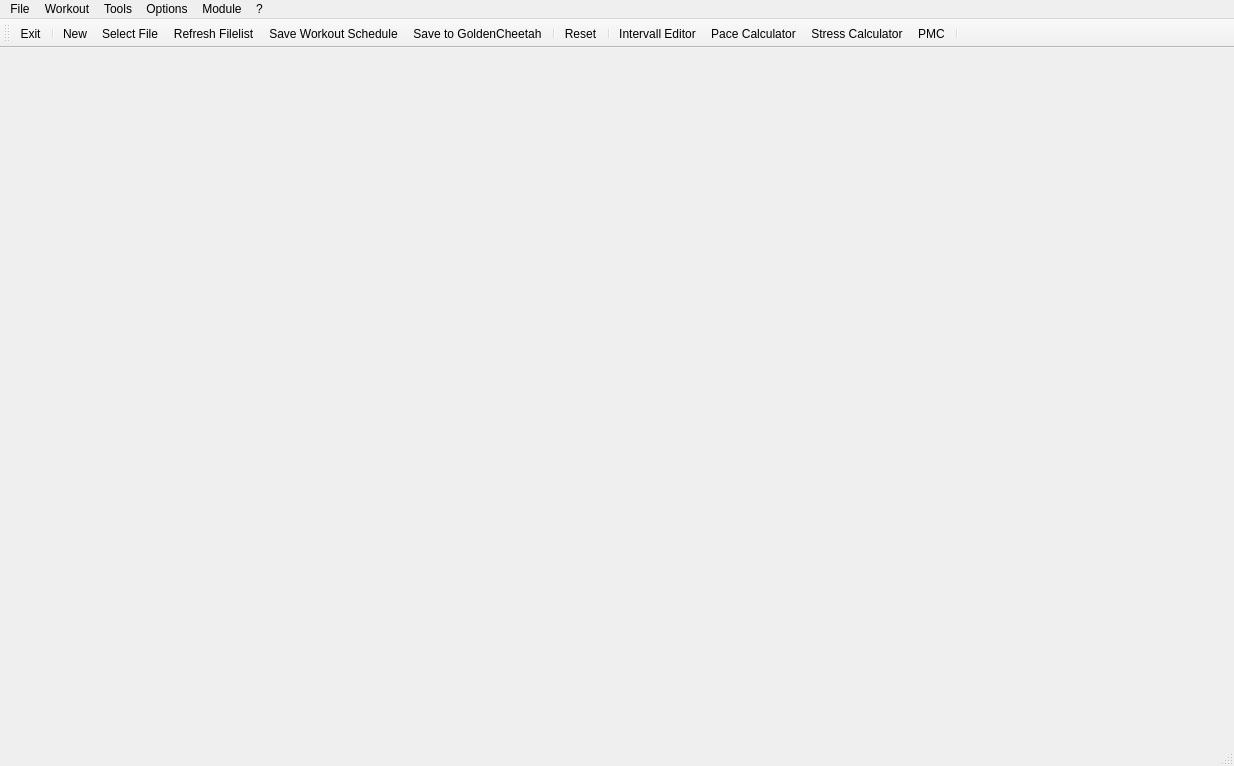
The window that mainwindow.ui (Tria-Andy/WorkoutEditor) describes before a commit, drawn with Qt 5.
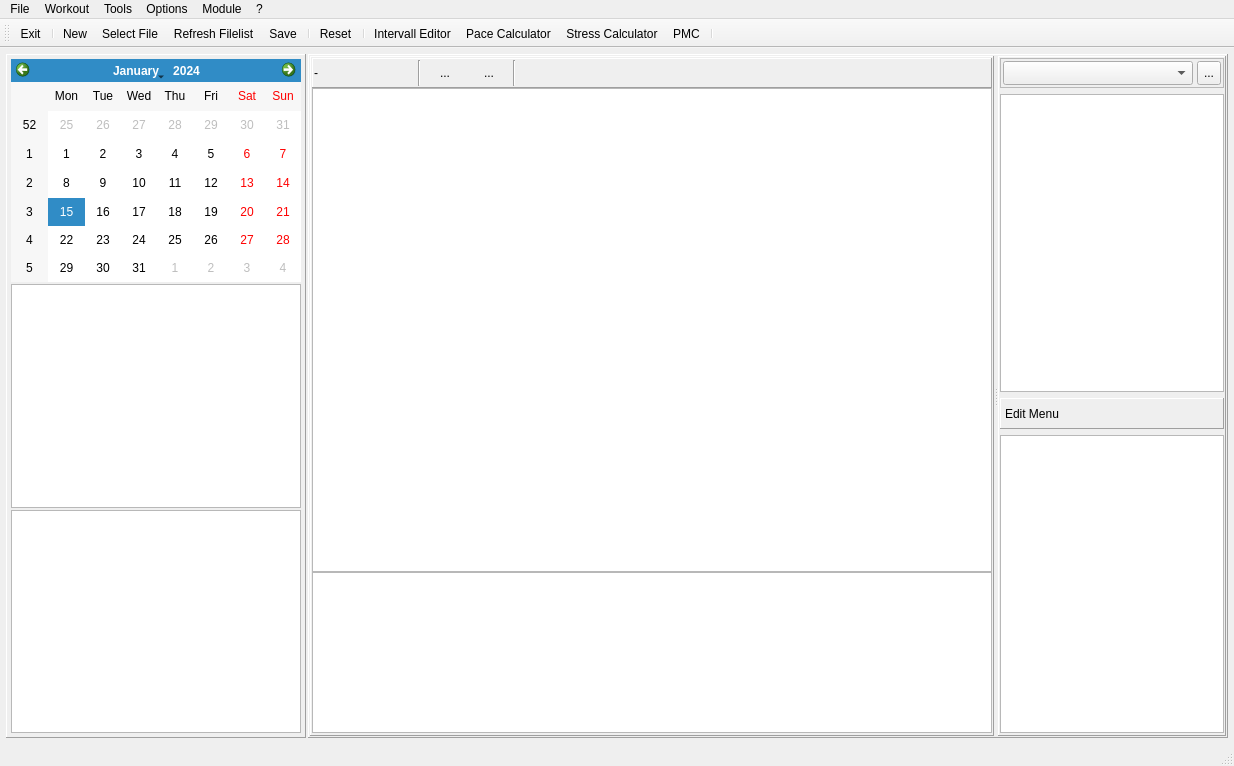
The same window after the commit. The open tabs and pages were chosen to show the change. Icons and pictures are not drawn. Custom widgets are drawn as their Qt base class.

Patch:
```diff
--- a/mainwindow.ui
+++ b/mainwindow.ui
@@ -1690,7 +1690,509 @@
         </item>
        </layout>
       </widget>
-      <widget class="QWidget" name="food"/>
+      <widget class="QWidget" name="food">
+       <layout class="QHBoxLayout" name="horizontalLayout_4">
+        <property name="spacing">
+         <number>2</number>
+        </property>
+        <property name="leftMargin">
+         <number>1</number>
+        </property>
+        <property name="topMargin">
+         <number>1</number>
+        </property>
+        <property name="rightMargin">
+         <number>1</number>
+        </property>
+        <property name="bottomMargin">
+         <number>1</number>
+        </property>
+        <item>
+         <widget class="QFrame" name="frameFoodInfo">
+          <property name="sizePolicy">
+           <sizepolicy hsizetype="Preferred" vsizetype="Preferred">
+            <horstretch>1</horstretch>
+            <verstretch>0</verstretch>
+           </sizepolicy>
+          </property>
+          <property name="minimumSize">
+           <size>
+            <width>300</width>
+            <height>0</height>
+           </size>
+          </property>
+          <property name="maximumSize">
+           <size>
+            <width>300</width>
+            <height>16777215</height>
+           </size>
+          </property>
+          <property name="frameShape">
+           <enum>QFrame::Panel</enum>
+          </property>
+          <property name="frameShadow">
+           <enum>QFrame::Raised</enum>
+          </property>
+          <layout class="QVBoxLayout" name="verticalLayout_6">
+           <property name="spacing">
+            <number>2</number>
+           </property>
+           <property name="leftMargin">
+            <number>4</number>
+           </property>
+           <property name="topMargin">
+            <number>4</number>
+           </property>
+           <property name="rightMargin">
+            <number>4</number>
+           </property>
+           <property name="bottomMargin">
+            <number>4</number>
+           </property>
+           <item>
+            <widget class="QCalendarWidget" name="calendarWidget_Food">
+             <property name="minimumSize">
+              <size>
+               <width>250</width>
+               <height>200</height>
+              </size>
+             </property>
+             <property name="gridVisible">
+              <bool>false</bool>
+             </property>
+            </widget>
+           </item>
+           <item>
+            <widget class="QTableView" name="tableView_weekSum"/>
+           </item>
+           <item>
+            <widget class="QListView" name="listView_weekPlans"/>
+           </item>
+          </layout>
+         </widget>
+        </item>
+        <item>
+         <widget class="QFrame" name="frameFoodMain">
+          <property name="sizePolicy">
+           <sizepolicy hsizetype="Preferred" vsizetype="Preferred">
+            <horstretch>3</horstretch>
+            <verstretch>0</verstretch>
+           </sizepolicy>
+          </property>
+          <property name="frameShape">
+           <enum>QFrame::Panel</enum>
+          </property>
+          <property name="frameShadow">
+           <enum>QFrame::Raised</enum>
+          </property>
+          <layout class="QHBoxLayout" name="horizontalLayout_10">
+           <property name="spacing">
+            <number>2</number>
+           </property>
+           <property name="leftMargin">
+            <number>1</number>
+           </property>
+           <property name="topMargin">
+            <number>1</number>
+           </property>
+           <property name="rightMargin">
+            <number>1</number>
+           </property>
+           <property name="bottomMargin">
+            <number>1</number>
+           </property>
+           <item>
+            <widget class="QSplitter" name="splitter">
+             <property name="orientation">
+              <enum>Qt::Horizontal</enum>
+             </property>
+             <widget class="QFrame" name="frameFoodWeek">
+              <property name="sizePolicy">
+               <sizepolicy hsizetype="Preferred" vsizetype="Preferred">
+                <horstretch>3</horstretch>
+                <verstretch>0</verstretch>
+               </sizepolicy>
+              </property>
+              <property name="minimumSize">
+               <size>
+                <width>600</width>
+                <height>0</height>
+               </size>
+              </property>
+              <property name="frameShape">
+               <enum>QFrame::Panel</enum>
+              </property>
+              <property name="frameShadow">
+               <enum>QFrame::Raised</enum>
+              </property>
+              <layout class="QVBoxLayout" name="verticalLayout_12">
+               <property name="spacing">
+                <number>0</number>
+               </property>
+               <property name="leftMargin">
+                <number>1</number>
+               </property>
+               <property name="topMargin">
+                <number>1</number>
+               </property>
+               <property name="rightMargin">
+                <number>1</number>
+               </property>
+               <property name="bottomMargin">
+                <number>2</number>
+               </property>
+               <item>
+                <widget class="QFrame" name="frameFoodControl">
+                 <property name="minimumSize">
+                  <size>
+                   <width>0</width>
+                   <height>30</height>
+                  </size>
+                 </property>
+                 <property name="frameShape">
+                  <enum>QFrame::Panel</enum>
+                 </property>
+                 <property name="frameShadow">
+                  <enum>QFrame::Raised</enum>
+                 </property>
+                 <layout class="QHBoxLayout" name="horizontalLayout_13">
+                  <property name="spacing">
+                   <number>4</number>
+                  </property>
+                  <property name="leftMargin">
+                   <number>1</number>
+                  </property>
+                  <property name="topMargin">
+                   <number>1</number>
+                  </property>
+                  <property name="rightMargin">
+                   <number>1</number>
+                  </property>
+                  <property name="bottomMargin">
+                   <number>1</number>
+                  </property>
+                  <item>
+                   <widget class="QLabel" name="label_foodWeek">
+                    <property name="minimumSize">
+                     <size>
+                      <width>100</width>
+                      <height>26</height>
+                     </size>
+                    </property>
+                    <property name="text">
+                     <string>-</string>
+                    </property>
+                   </widget>
+                  </item>
+                  <item>
+                   <widget class="Line" name="line_17">
+                    <property name="orientation">
+                     <enum>Qt::Vertical</enum>
+                    </property>
+                   </widget>
+                  </item>
+                  <item>
+                   <widget class="QToolButton" name="toolButton_prevWeek">
+                    <property name="minimumSize">
+                     <size>
+                      <width>40</width>
+                      <height>0</height>
+                     </size>
+                    </property>
+                    <property name="text">
+                     <string>...</string>
+                    </property>
+                    <property name="icon">
+                     <iconset resource="resources.qrc">
+                      <normaloff>:/images/icons/Back.png</normaloff>:/images/icons/Back.png</iconset>
+                    </property>
+                    <property name="iconSize">
+                     <size>
+                      <width>18</width>
+                      <height>18</height>
+                     </size>
+                    </property>
+                    <property name="autoRaise">
+                     <bool>true</bool>
+                    </property>
+                   </widget>
+                  </item>
+                  <item>
+                   <widget class="QToolButton" name="toolButton_nextWeek">
+                    <property name="minimumSize">
+                     <size>
+                      <width>40</width>
+                      <height>0</height>
+                     </size>
+                    </property>
+                    <property name="text">
+                     <string>...</string>
+                    </property>
+                    <property name="icon">
+                     <iconset resource="resources.qrc">
+                      <normaloff>:/images/icons/Forward.png</normaloff>:/images/icons/Forward.png</iconset>
+                    </property>
+                    <property name="iconSize">
+                     <size>
+                      <width>18</width>
+                      <height>18</height>
+                     </size>
+                    </property>
+                    <property name="autoRaise">
+                     <bool>true</bool>
+                    </property>
+                   </widget>
+                  </item>
+                  <item>
+                   <widget class="Line" name="line_18">
+                    <property name="orientation">
+                     <enum>Qt::Vertical</enum>
+                    </property>
+                   </widget>
+                  </item>
+                  <item>
+                   <spacer name="horizontalSpacer_4">
+                    <property name="orientation">
+                     <enum>Qt::Horizontal</enum>
+                    </property>
+                    <property name="sizeHint" stdset="0">
+                     <size>
+                      <width>40</width>
+                      <height>20</height>
+                     </size>
+                    </property>
+                   </spacer>
+                  </item>
+                 </layout>
+                </widget>
+               </item>
+               <item>
+                <widget class="QTableView" name="tableView_foodweek">
+                 <property name="sizePolicy">
+                  <sizepolicy hsizetype="Expanding" vsizetype="Expanding">
+                   <horstretch>0</horstretch>
+                   <verstretch>3</verstretch>
+                  </sizepolicy>
+                 </property>
+                </widget>
+               </item>
+               <item>
+                <widget class="QTableView" name="tableView_daySummery">
+                 <property name="sizePolicy">
+                  <sizepolicy hsizetype="Expanding" vsizetype="Expanding">
+                   <horstretch>0</horstretch>
+                   <verstretch>1</verstretch>
+                  </sizepolicy>
+                 </property>
+                </widget>
+               </item>
+              </layout>
+             </widget>
+             <widget class="QFrame" name="frameFoodMenu">
+              <property name="sizePolicy">
+               <sizepolicy hsizetype="Preferred" vsizetype="Preferred">
+                <horstretch>1</horstretch>
+                <verstretch>0</verstretch>
+               </sizepolicy>
+              </property>
+              <property name="maximumSize">
+               <size>
+                <width>250</width>
+                <height>16777215</height>
+               </size>
+              </property>
+              <property name="frameShape">
+               <enum>QFrame::Panel</enum>
+              </property>
+              <property name="frameShadow">
+               <enum>QFrame::Raised</enum>
+              </property>
+              <layout class="QVBoxLayout" name="verticalLayout_13">
+               <property name="spacing">
+                <number>6</number>
+               </property>
+               <property name="leftMargin">
+                <number>1</number>
+               </property>
+               <property name="topMargin">
+                <number>1</number>
+               </property>
+               <property name="rightMargin">
+                <number>1</number>
+               </property>
+               <property name="bottomMargin">
+                <number>2</number>
+               </property>
+               <item>
+                <widget class="QFrame" name="frame_3">
+                 <property name="frameShape">
+                  <enum>QFrame::StyledPanel</enum>
+                 </property>
+                 <property name="frameShadow">
+                  <enum>QFrame::Raised</enum>
+                 </property>
+                 <layout class="QHBoxLayout" name="horizontalLayout_15">
+                  <property name="spacing">
+                   <number>4</number>
+                  </property>
+                  <property name="leftMargin">
+                   <number>2</number>
+                  </property>
+                  <property name="topMargin">
+                   <number>2</number>
+                  </property>
+                  <property name="rightMargin">
+                   <number>2</number>
+                  </property>
+                  <property name="bottomMargin">
+                   <number>2</number>
+                  </property>
+                  <item>
+                   <widget class="QComboBox" name="comboBox_menu">
+                    <property name="minimumSize">
+                     <size>
+                      <width>0</width>
+                      <height>24</height>
+                     </size>
+                    </property>
+                    <property name="maximumSize">
+                     <size>
+                      <width>16777215</width>
+                      <height>24</height>
+                     </size>
+                    </property>
+                    <property name="font">
+                     <font>
+                      <pointsize>11</pointsize>
+                     </font>
+                    </property>
+                   </widget>
+                  </item>
+                  <item>
+                   <widget class="QToolButton" name="toolButton_addMenu">
+                    <property name="minimumSize">
+                     <size>
+                      <width>24</width>
+                      <height>24</height>
+                     </size>
+                    </property>
+                    <property name="maximumSize">
+                     <size>
+                      <width>24</width>
+                      <height>24</height>
+                     </size>
+                    </property>
+                    <property name="text">
+                     <string>...</string>
+                    </property>
+                    <property name="icon">
+                     <iconset resource="resources.qrc">
+                      <normaloff>:/images/icons/Create.png</normaloff>:/images/icons/Create.png</iconset>
+                    </property>
+                    <property name="iconSize">
+                     <size>
+                      <width>18</width>
+                      <height>18</height>
+                     </size>
+                    </property>
+                   </widget>
+                  </item>
+                 </layout>
+                </widget>
+               </item>
+               <item>
+                <widget class="QListView" name="listView_Menu">
+                 <property name="font">
+                  <font>
+                   <pointsize>11</pointsize>
+                  </font>
+                 </property>
+                 <property name="dragEnabled">
+                  <bool>true</bool>
+                 </property>
+                 <property name="dragDropMode">
+                  <enum>QAbstractItemView::DragOnly</enum>
+                 </property>
+                </widget>
+               </item>
+               <item>
+                <widget class="QFrame" name="frame_2">
+                 <property name="frameShape">
+                  <enum>QFrame::Panel</enum>
+                 </property>
+                 <property name="frameShadow">
+                  <enum>QFrame::Raised</enum>
+                 </property>
+                 <layout class="QHBoxLayout" name="horizontalLayout_14">
+                  <property name="spacing">
+                   <number>2</number>
+                  </property>
+                  <property name="leftMargin">
+                   <number>4</number>
+                  </property>
+                  <property name="topMargin">
+                   <number>2</number>
+                  </property>
+                  <property name="rightMargin">
+                   <number>4</number>
+                  </property>
+                  <property name="bottomMargin">
+                   <number>2</number>
+                  </property>
+                  <item>
+                   <widget class="QLabel" name="label_menuEdit">
+                    <property name="text">
+                     <string>Edit Menu</string>
+                    </property>
+                   </widget>
+                  </item>
+                  <item>
+                   <widget class="QToolButton" name="toolButton_menuEdit">
+                    <property name="minimumSize">
+                     <size>
+                      <width>30</width>
+                      <height>24</height>
+                     </size>
+                    </property>
+                    <property name="icon">
+                     <iconset resource="resources.qrc">
+                      <normaloff>:/images/icons/OK.png</normaloff>:/images/icons/OK.png</iconset>
+                    </property>
+                    <property name="iconSize">
+                     <size>
+                      <width>18</width>
+                      <height>18</height>
+                     </size>
+                    </property>
+                    <property name="autoRaise">
+                     <bool>true</bool>
+                    </property>
+                   </widget>
+                  </item>
+                 </layout>
+                </widget>
+               </item>
+               <item>
+                <widget class="QListWidget" name="listWidget_MenuEdit">
+                 <property name="font">
+                  <font>
+                   <pointsize>11</pointsize>
+                  </font>
+                 </property>
+                 <property name="dragDropMode">
+                  <enum>QAbstractItemView::DropOnly</enum>
+                 </property>
+                </widget>
+               </item>
+              </layout>
+             </widget>
+            </widget>
+           </item>
+          </layout>
+         </widget>
+        </item>
+       </layout>
+      </widget>
      </widget>
     </item>
    </layout>
@@ -1790,8 +2292,7 @@
    <addaction name="actionNew"/>
    <addaction name="actionSelect_File"/>
    <addaction name="actionRefresh_Filelist"/>
-   <addaction name="actionSave_Workout_Schedule"/>
-   <addaction name="actionSave_to_GoldenCheetah"/>
+   <addaction name="actionSave"/>
    <addaction name="separator"/>
    <addaction name="actionReset"/>
    <addaction name="separator"/>
@@ -1826,24 +2327,6 @@
     <string>Reset Workoutview</string>
    </property>
   </action>
-  <action name="actionSave_Workout_Schedule">
-   <property name="icon">
-    <iconset resource="resources.qrc">
-     <normaloff>:/images/icons/Save.png</normaloff>:/images/icons/Save.png</iconset>
-   </property>
-   <property name="text">
-    <string>Save Workout Schedule</string>
-   </property>
-  </action>
-  <action name="actionSave_Workout_File">
-   <property name="icon">
-    <iconset resource="resources.qrc">
-     <normaloff>:/images/icons/Save.png</normaloff>:/images/icons/Save.png</iconset>
-   </property>
-   <property name="text">
-    <string>Save Workout File</string>
-   </property>
-  </action>
   <action name="actionExit_and_Save">
    <property name="icon">
     <iconset resource="resources.qrc">
@@ -1964,15 +2447,6 @@
     <string>Edit Year Schedule</string>
    </property>
   </action>
-  <action name="actionSave_to_GoldenCheetah">
-   <property name="icon">
-    <iconset resource="resources.qrc">
-     <normaloff>:/images/icons/Save.png</normaloff>:/images/icons/Save.png</iconset>
-   </property>
-   <property name="text">
-    <string>Save to GoldenCheetah</string>
-   </property>
-  </action>
   <action name="actionPMC">
    <property name="icon">
     <iconset resource="resources.qrc">
@@ -2009,6 +2483,15 @@
     <string>Food</string>
    </property>
   </action>
+  <action name="actionSave">
+   <property name="icon">
+    <iconset resource="resources.qrc">
+     <normaloff>:/images/icons/Save.png</normaloff>:/images/icons/Save.png</iconset>
+   </property>
+   <property name="text">
+    <string>Save</string>
+   </property>
+  </action>
  </widget>
  <layoutdefault spacing="6" margin="11"/>
  <customwidgets>
```
Left out of the diff: 6 changed lines with no effect on the pictures.
